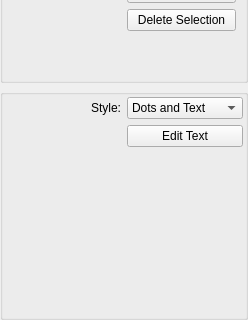
Above: src/propertiesdock.ui from iPenguin/CrochetCharts before the change; both pictures show x 0 to 248 and y 415 to 735 of the 248 by 735 pixel window. Below: the same form after it.
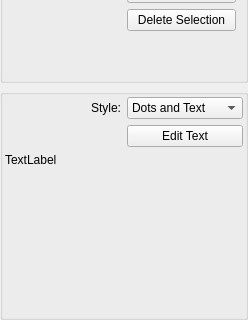
That is the form after the change.

Commit message: Refs #76 - Cleanup the indicators make them a little more functional.

Diff of the .ui file:
```diff
--- a/src/propertiesdock.ui
+++ b/src/propertiesdock.ui
@@ -241,7 +241,7 @@
          </property>
         </widget>
        </item>
-       <item row="2" column="0" colspan="2">
+       <item row="3" column="0" colspan="2">
         <spacer name="verticalSpacer_3">
          <property name="orientation">
           <enum>Qt::Vertical</enum>
@@ -254,6 +254,13 @@
          </property>
         </spacer>
        </item>
+       <item row="2" column="0" colspan="2">
+        <widget class="QLabel" name="indicatorTextEdit">
+         <property name="text">
+          <string>TextLabel</string>
+         </property>
+        </widget>
+       </item>
       </layout>
      </widget>
     </item>
```
The commit also changes 3 other files.
